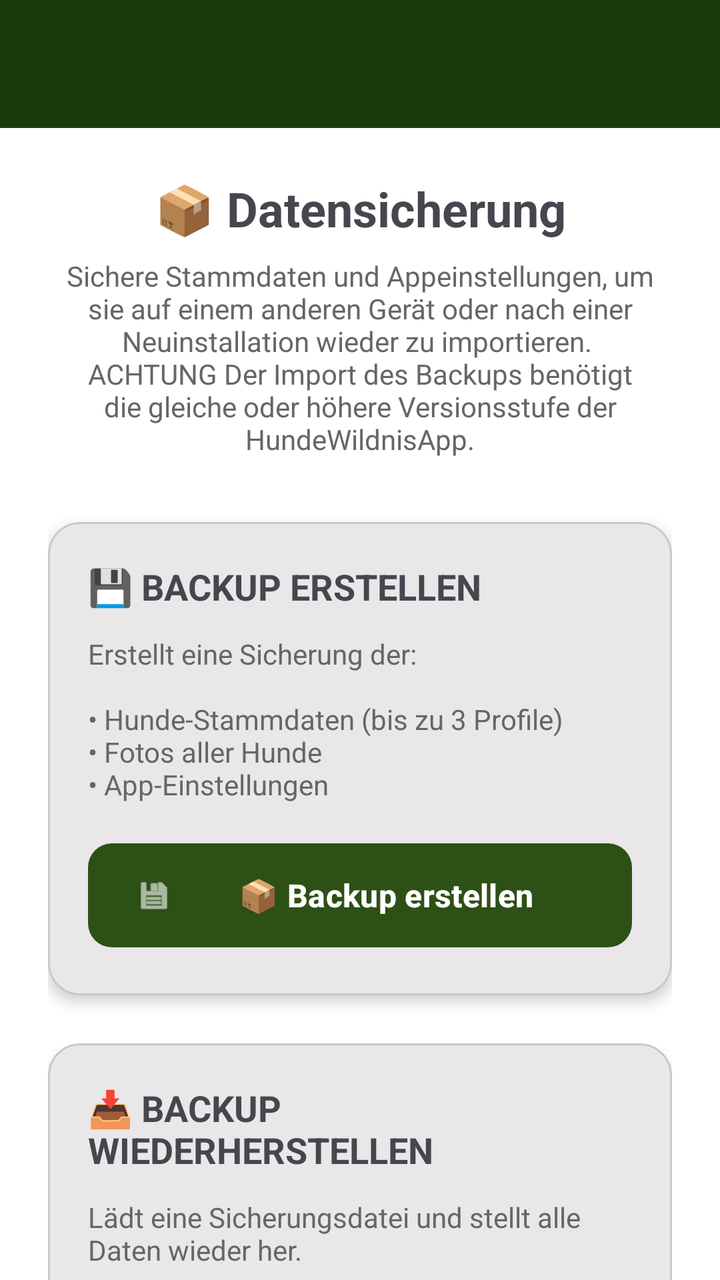
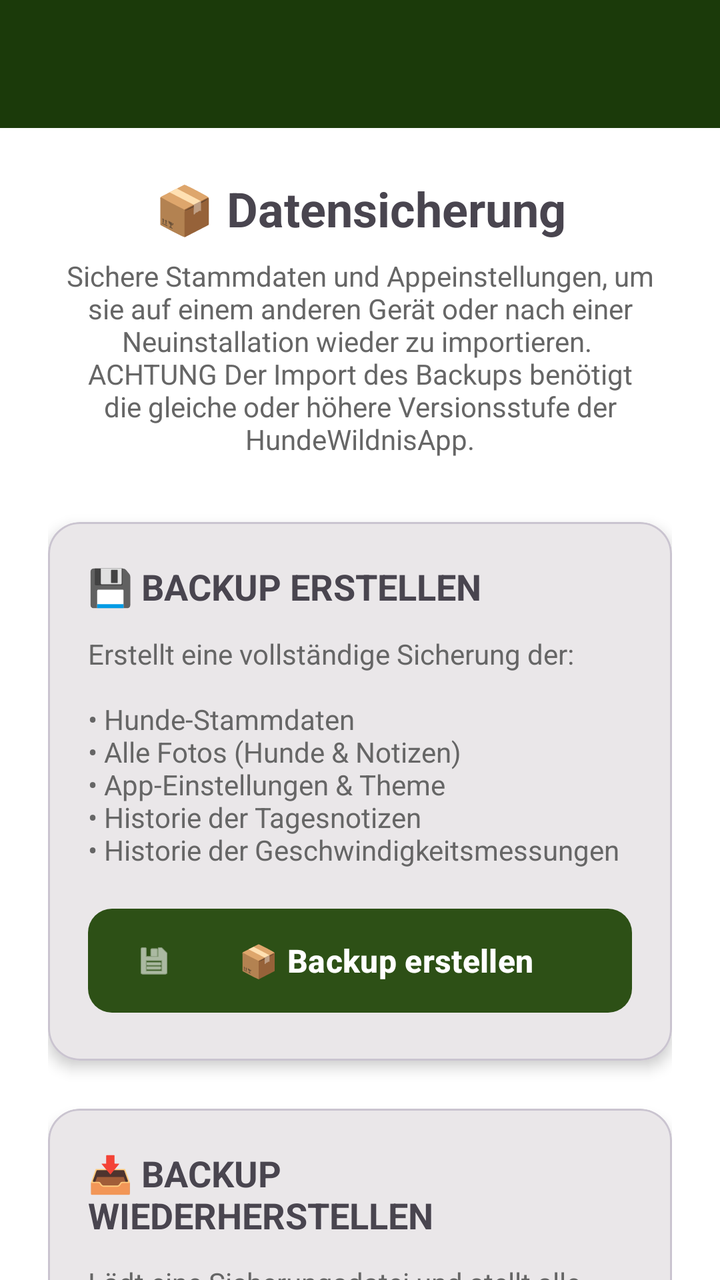

The first picture is an Android layout as it rendered before a commit; the second is the same layout after the commit. The layout source and the unified diff follow.
<!-- AndroidManifest.xml: activity theme Theme.HundeWildnis -->
<!-- res/layout/activity_backup.xml -->
<?xml version="1.0" encoding="utf-8"?>
<androidx.coordinatorlayout.widget.CoordinatorLayout
    xmlns:android="http://schemas.android.com/apk/res/android"
    xmlns:app="http://schemas.android.com/apk/res-auto"
    android:layout_width="match_parent"
    android:layout_height="match_parent"
    android:fitsSystemWindows="false">

    <com.google.android.material.appbar.AppBarLayout
        android:layout_width="match_parent"
        android:layout_height="wrap_content"
        android:fitsSystemWindows="true">

        <androidx.appcompat.widget.Toolbar
            android:id="@+id/toolbar"
            android:layout_width="match_parent"
            android:layout_height="?attr/actionBarSize"
            android:background="#1B3A0A"
            app:titleTextColor="#FFFFFF" />
    </com.google.android.material.appbar.AppBarLayout>

    <androidx.core.widget.NestedScrollView
        android:layout_width="match_parent"
        android:layout_height="match_parent"
        app:layout_behavior="@string/appbar_scrolling_view_behavior">

        <LinearLayout
            android:layout_width="match_parent"
            android:layout_height="wrap_content"
            android:orientation="vertical"
            android:padding="24dp">

            
            <TextView
                android:layout_width="match_parent"
                android:layout_height="wrap_content"
                android:text="📦 Datensicherung"
                android:textSize="24sp"
                android:textStyle="bold"
                android:textAlignment="center"
                android:layout_marginBottom="8dp" />

            <TextView
                android:layout_width="match_parent"
                android:layout_height="wrap_content"
                android:text="Sichere Stammdaten und Appeinstellungen, um sie auf einem anderen Gerät oder nach einer Neuinstallation wieder zu importieren. \nACHTUNG Der Import des Backups benötigt die gleiche oder höhere Versionsstufe der HundeWildnisApp."
                android:textSize="14sp"
                android:textAlignment="center"
                android:textColor="#666666"
                android:layout_marginBottom="32dp" />

            
            <com.google.android.material.card.MaterialCardView
                android:layout_width="match_parent"
                android:layout_height="wrap_content"
                app:cardCornerRadius="16dp"
                app:cardElevation="4dp"
                android:layout_marginBottom="24dp">

                <LinearLayout
                    android:layout_width="match_parent"
                    android:layout_height="wrap_content"
                    android:orientation="vertical"
                    android:padding="20dp">

                    <TextView
                        android:layout_width="wrap_content"
                        android:layout_height="wrap_content"
                        android:text="💾 BACKUP ERSTELLEN"
                        android:textSize="18sp"
                        android:textStyle="bold"
                        android:layout_marginBottom="12dp" />

                    <TextView
                        android:layout_width="match_parent"
                        android:layout_height="wrap_content"
                        android:text="Erstellt eine Sicherung der:\n\n• Hunde-Stammdaten (bis zu 3 Profile)\n• Fotos aller Hunde\n• App-Einstellungen"
                        android:textSize="14sp"
                        android:textColor="#666666"
                        android:layout_marginBottom="16dp" />

                    <com.google.android.material.button.MaterialButton
                        android:id="@+id/btnCreateBackup"
                        android:layout_width="match_parent"
                        android:layout_height="60dp"
                        android:text="📦 Backup erstellen"
                        android:textSize="16sp"
                        android:textStyle="bold"
                        app:backgroundTint="#2d5016"
                        android:textColor="#FFFFFF"
                        app:cornerRadius="12dp"
                        app:icon="@android:drawable/ic_menu_save"
                        app:iconGravity="start" />

                </LinearLayout>
            </com.google.android.material.card.MaterialCardView>

            
            <com.google.android.material.card.MaterialCardView
                android:layout_width="match_parent"
                android:layout_height="wrap_content"
                app:cardCornerRadius="16dp"
                app:cardElevation="4dp"
                android:layout_marginBottom="24dp">

                <LinearLayout
                    android:layout_width="match_parent"
                    android:layout_height="wrap_content"
                    android:orientation="vertical"
                    android:padding="20dp">

                    <TextView
                        android:layout_width="wrap_content"
                        android:layout_height="wrap_content"
                        android:text="📥 BACKUP WIEDERHERSTELLEN"
                        android:textSize="18sp"
                        android:textStyle="bold"
                        android:layout_marginBottom="12dp" />

                    <TextView
                        android:layout_width="match_parent"
                        android:layout_height="wrap_content"
                        android:text="Lädt eine Sicherungsdatei und stellt alle Daten wieder her.\n\n⚠️ ACHTUNG: Überschreibt alle aktuellen Daten!"
                        android:textSize="14sp"
                        android:textColor="#666666"
                        android:layout_marginBottom="16dp" />

                    <com.google.android.material.button.MaterialButton
                        android:id="@+id/btnRestoreBackup"
                        style="@style/Widget.Material3.Button.OutlinedButton"
                        android:layout_width="match_parent"
                        android:layout_height="60dp"
                        android:text="📥 Backup wiederherstellen"
                        android:textSize="16sp"
                        android:textStyle="bold"
                        app:cornerRadius="12dp"
                        app:icon="@android:drawable/ic_menu_revert"
                        app:iconGravity="start" />

                </LinearLayout>
            </com.google.android.material.card.MaterialCardView>

            
            <com.google.android.material.card.MaterialCardView
                android:layout_width="match_parent"
                android:layout_height="wrap_content"
                app:cardCornerRadius="16dp"
                app:cardElevation="2dp"
                app:cardBackgroundColor="#E3F2FD"
                android:layout_marginBottom="24dp">

                <LinearLayout
                    android:layout_width="match_parent"
                    android:layout_height="wrap_content"
                    android:orientation="vertical"
                    android:padding="16dp">

                    <TextView
                        android:layout_width="wrap_content"
                        android:layout_height="wrap_content"
                        android:text="💡 TIPP"
                        android:textSize="14sp"
                        android:textStyle="bold"
                        android:textColor="#1976D2"
                        android:layout_marginBottom="8dp" />

                    <TextView
                        android:layout_width="match_parent"
                        android:layout_height="wrap_content"
                        android:text="• Backup-Dateien: Der Name der Datei endet auf .hundebackup\n• Gespeichert in: Download/HundeWildnis_Backups/"
                        android:textSize="12sp"
                        android:textColor="#1565C0" />

                </LinearLayout>
            </com.google.android.material.card.MaterialCardView>

            
            <LinearLayout
                android:layout_width="match_parent"
                android:layout_height="wrap_content"
                android:orientation="vertical"
                android:gravity="center"
                android:layout_marginTop="16dp">

                <ProgressBar
                    android:id="@+id/progressBar"
                    android:layout_width="wrap_content"
                    android:layout_height="wrap_content"
                    android:visibility="gone"
                    android:indeterminateTint="#2d5016" />

                <TextView
                    android:id="@+id/tvStatus"
                    android:layout_width="wrap_content"
                    android:layout_height="wrap_content"
                    android:text=""
                    android:textSize="14sp"
                    android:textStyle="bold"
                    android:textAlignment="center"
                    android:layout_marginTop="12dp"
                    android:visibility="gone" />

            </LinearLayout>

        </LinearLayout>
    </androidx.core.widget.NestedScrollView>

</androidx.coordinatorlayout.widget.CoordinatorLayout>
<!-- resources referenced by this layout -->
<resources>
  <style name="Theme.HundeWildnis" parent="Base.Theme.HundeWildnis" />
  <style name="Base.Theme.HundeWildnis" parent="Theme.Material3.Light.NoActionBar">
          <item name="colorPrimary">#2d5016</item>
          <item name="colorPrimaryVariant">#1a3009</item>
          <item name="colorOnPrimary">#FFFFFF</item>
          <item name="colorSecondary">#6b8e4e</item>
          <item name="colorSecondaryVariant">#4a6135</item>
          <item name="colorOnSecondary">#000000</item>
          <item name="android:statusBarColor">?attr/colorPrimaryVariant</item>
  
          <item name="android:navigationBarColor">@android:color/transparent</item>
          <item name="android:windowLightStatusBar">true</item>
          <item name="android:windowLightNavigationBar">true</item>
          <item name="android:enforceNavigationBarContrast" tools:targetApi="q">false</item>
          <item name="android:enforceStatusBarContrast" tools:targetApi="q">false</item>
  
          
          <item name="colorAccent">#2d5016</item>
          <item name="android:textColorPrimary">#000000</item>
  
          
          <item name="materialAlertDialogTheme">@style/AlertDialogTheme</item>
  
          
          <item name="actionMenuTextColor">#FFFFFF</item>
  
          
          <item name="android:windowBackground">#FFFFFF</item>
          <item name="android:colorBackground">#FFFFFF</item>
      </style>
  <style name="AlertDialogTheme" parent="ThemeOverlay.Material3.MaterialAlertDialog">
          
          <item name="colorSurface">#FFFFFF</item>
  
          
          <item name="colorOnSurface">#000000</item>
          <item name="android:textColorPrimary">#000000</item>
  
          
          <item name="buttonBarPositiveButtonStyle">@style/DialogButtonStyle.Light</item>
          <item name="buttonBarNegativeButtonStyle">@style/DialogButtonStyle.Light</item>
          <item name="buttonBarNeutralButtonStyle">@style/DialogButtonStyle.Light</item>
      </style>
  <style name="DialogButtonStyle.Light" parent="Widget.Material3.Button.TextButton.Dialog">
          
          <item name="android:textColor">#2d5016</item>
  
          
          <item name="backgroundTint">@android:color/transparent</item>
  
          
          <item name="rippleColor">#332d5016</item>
      </style>
</resources>

<!-- the commit's change to res/layout/activity_backup.xml (unified diff, before → after) -->
@@ -74,7 +74,7 @@
                     <TextView
                         android:layout_width="match_parent"
                         android:layout_height="wrap_content"
-                        android:text="Erstellt eine Sicherung der:\n\n• Hunde-Stammdaten (bis zu 3 Profile)\n• Fotos aller Hunde\n• App-Einstellungen"
+                        android:text="Erstellt eine vollständige Sicherung der:\n\n• Hunde-Stammdaten\n• Alle Fotos (Hunde &amp; Notizen)\n• App-Einstellungen &amp; Theme\n• Historie der Tagesnotizen\n• Historie der Geschwindigkeitsmessungen"
                         android:textSize="14sp"
                         android:textColor="#666666"
                         android:layout_marginBottom="16dp" />
